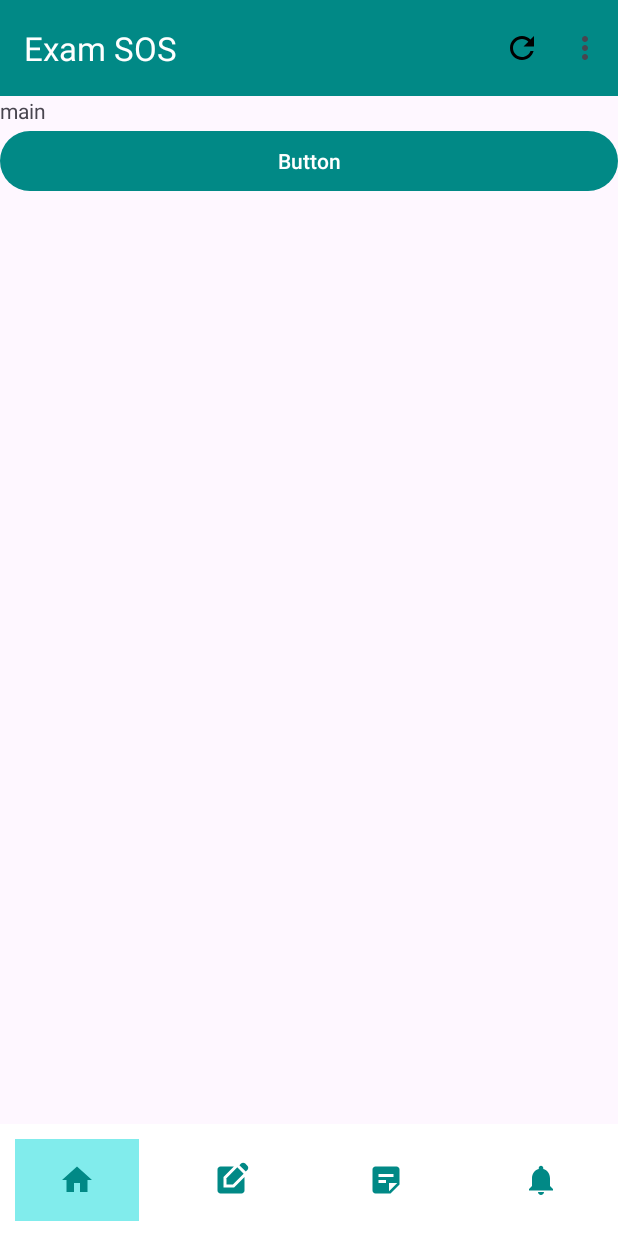
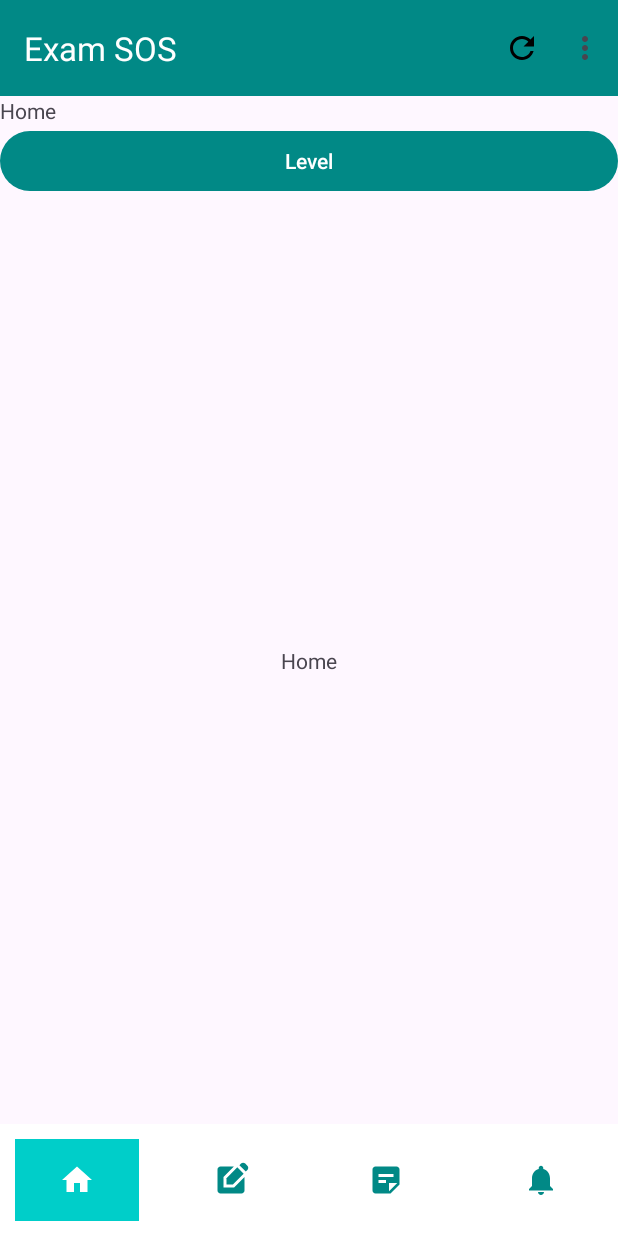
Before and after one commit to rayrayrachel/ExamSOS, an Android app: the screen it shows after launch (MainActivity), on a phone screen of 412 x 824 dp. Run offline under Robolectric (Android 15) with nearby library versions, the phone set to English and light mode, and no system bars.

Commit message:
[UI] Main Page UI

```diff
--- a/app/build.gradle.kts
+++ b/app/build.gradle.kts
@@ -36,13 +36,17 @@ android {
 }
 
 dependencies {
-
+    implementation(libs.androidx.fragment)
+    implementation(libs.androidx.fragment.ktx)
     implementation(libs.androidx.core.ktx)
     implementation(libs.androidx.appcompat)
     implementation(libs.material)
     implementation(libs.androidx.activity)
     implementation(libs.androidx.constraintlayout)
+    implementation(libs.lottie)
+    implementation(libs.glide)
     testImplementation(libs.junit)
     androidTestImplementation(libs.androidx.junit)
     androidTestImplementation(libs.androidx.espresso.core)
+
 }
--- /dev/null
+++ b/app/src/main/java/com/example/examsos/HomeFragment.kt
@@ -0,0 +1,18 @@
+package com.example.examsos
+
+import android.os.Bundle
+import android.view.LayoutInflater
+import android.view.View
+import android.view.ViewGroup
+import androidx.fragment.app.Fragment
+
+class HomeFragment : Fragment() {
+
+    override fun onCreateView(
+        inflater: LayoutInflater, container: ViewGroup?,
+        savedInstanceState: Bundle?
+    ): View? {
+        // Inflate the layout for this fragment
+        return inflater.inflate(R.layout.fragment_home, container, false)
+    }
+}
--- a/app/src/main/java/com/example/examsos/MainActivity.kt
+++ b/app/src/main/java/com/example/examsos/MainActivity.kt
@@ -6,17 +6,25 @@ import android.util.Log
 import android.view.Menu
 import android.view.MenuItem
 import android.widget.Button
+import android.widget.ImageButton
 import androidx.appcompat.app.AppCompatActivity
 import androidx.appcompat.widget.Toolbar
+import androidx.viewpager2.widget.ViewPager2
+import com.example.examsos.adapter.TabsPagerAdapter
 
 /**
  * MainActivity is the entry point of the application.
  * It handles user interactions, displays the main UI,
  * and manages the action bar menu items.
  */
-
 class MainActivity : AppCompatActivity() {
     private val myTag = "RachelsTag"
+
+    // Declare ImageButton variables at the class level
+    private lateinit var homeButton: ImageButton
+    private lateinit var levelsButton: ImageButton
+    private lateinit var notesButton: ImageButton
+    private lateinit var notificationsButton: ImageButton
 
     /**
      * Called when the activity is first created.
@@ -33,14 +41,76 @@ class MainActivity : AppCompatActivity() {
         val mToolbar = findViewById<Toolbar>(R.id.main_toolbar)
         setSupportActionBar(mToolbar)
 
-
         val buttonClick = findViewById<Button>(R.id.button3)
         buttonClick.setOnClickListener {
-            val intent = Intent(this, NotesActivity::class.java)
+            val intent = Intent(this, QuizActivity::class.java)
             startActivity(intent)
         }
 
+        val viewPager = findViewById<ViewPager2>(R.id.viewPager)
+        val adapter = TabsPagerAdapter(this)
+        viewPager.adapter = adapter
+
+        // Initialize the ImageButtons
+        homeButton = findViewById(R.id.nav_home)
+        levelsButton = findViewById(R.id.nav_levels)
+        notesButton = findViewById(R.id.nav_notes)
+        notificationsButton = findViewById(R.id.nav_notifications)
+
+        homeButton.setOnClickListener {
+            viewPager.currentItem = 0 // Set to the first fragment
+        }
+
+        levelsButton.setOnClickListener {
+            viewPager.currentItem = 1 // Set to the second fragment
+        }
+
+        notesButton.setOnClickListener {
+            viewPager.currentItem = 2 // Set to the third fragment
+        }
+
+        notificationsButton.setOnClickListener {
+            viewPager.currentItem = 3 // Set to the fourth fragment
+        }
+
+        // Register the page change callback
+        viewPager.registerOnPageChangeCallback(object : ViewPager2.OnPageChangeCallback() {
+            override fun onPageSelected(position: Int) {
+                updateButtonColors(position)
+            }
+        })
+
         Log.i(myTag, "*** MainActivity: In onCreate")
+    }
+
+    private fun updateButtonColors(selectedPosition: Int) {
+        // Reset all buttons to default color
+        homeButton.setBackgroundColor(getColor(R.color.white))
+        levelsButton.setBackgroundColor(getColor(R.color.white))
+        notesButton.setBackgroundColor(getColor(R.color.white))
+        notificationsButton.setBackgroundColor(getColor(R.color.white))
+        // Reset all button icons to default color
+        homeButton.setColorFilter(getColor(R.color.theme_primary))
+        levelsButton.setColorFilter(getColor(R.color.theme_primary))
+        notesButton.setColorFilter(getColor(R.color.theme_primary))
+        notificationsButton.setColorFilter(getColor(R.color.theme_primary))
+
+        // Change the color of the selected button and icon to teal and white
+        when (selectedPosition) {
+            0 -> {homeButton.setBackgroundColor(getColor(R.color.theme_secondary))
+                homeButton.setColorFilter(getColor(R.color.white))
+            }
+            1 -> {levelsButton.setBackgroundColor(getColor(R.color.theme_secondary))
+                levelsButton.setColorFilter(getColor(R.color.white))
+            }
+            2 -> {notesButton.setBackgroundColor(getColor(R.color.theme_secondary))
+                notesButton.setColorFilter(getColor(R.color.white))
+            }
+            3 -> {notificationsButton.setBackgroundColor(getColor(R.color.theme_secondary))
+                notificationsButton.setColorFilter(getColor(R.color.white))
+            }
+
+        }
     }
 
     /**
@@ -96,7 +166,7 @@ class MainActivity : AppCompatActivity() {
                 intent.addFlags(Intent.FLAG_ACTIVITY_CLEAR_TOP or Intent.FLAG_ACTIVITY_NEW_TASK)
                 startActivity(intent)
                 finish()
-                Log.i(myTag, "Settings clicked")
+                Log.i(myTag, "Logout clicked")
                 true
             }
             else -> super.onOptionsItemSelected(item)
--- /dev/null
+++ b/app/src/main/java/com/example/examsos/adapter/TabsPagerAdapter.kt
@@ -0,0 +1,26 @@
+package com.example.examsos.adapter
+
+import androidx.fragment.app.Fragment
+import androidx.fragment.app.FragmentActivity
+import androidx.viewpager2.adapter.FragmentStateAdapter
+import com.example.examsos.HomeFragment
+import com.example.examsos.LevelFragment
+import com.example.examsos.NotesFragment
+import com.example.examsos.NotificationFragment
+
+class TabsPagerAdapter(activity: FragmentActivity) : FragmentStateAdapter(activity) {
+
+    override fun getItemCount(): Int {
+        return 4
+    }
+
+    override fun createFragment(position: Int): Fragment {
+        return when (position) {
+            0 -> HomeFragment()
+            1 -> LevelFragment()
+            2 -> NotesFragment()
+            3 -> NotificationFragment()
+            else -> HomeFragment()
+        }
+    }
+}
--- a/app/src/main/res/layout/activity_main.xml
+++ b/app/src/main/res/layout/activity_main.xml
@@ -27,22 +27,33 @@
             app:popupTheme="@style/CustomOverflowMenuStyle"
             app:titleTextColor="@android:color/white" />
 
+        <LinearLayout
+            android:layout_width="match_parent"
+            android:layout_height="wrap_content"
+            android:orientation="horizontal"></LinearLayout>
+
         <TextView
             android:id="@+id/textView"
             android:layout_width="match_parent"
             android:layout_height="wrap_content"
-            android:text="main" />
+            android:text="@string/home_page_name" />
 
         <Button
             android:id="@+id/button3"
             android:layout_width="match_parent"
             android:layout_height="wrap_content"
-            android:text="Button" />
+            android:text="@string/level_page_name" />
+
+        <androidx.viewpager2.widget.ViewPager2
+            android:id="@+id/viewPager"
+            android:layout_width="match_parent"
+            android:layout_height="match_parent" />
+
     </LinearLayout>
 
     <include
         android:id="@+id/bottom_navigation"
-        layout="@layout/bottom_navigation"
+        layout="@layout/navigation_main_bottom"
         android:layout_width="match_parent"
         android:layout_height="wrap_content"
         app:layout_constraintBottom_toBottomOf="parent" />
--- /dev/null
+++ b/app/src/main/res/layout/fragment_home.xml
@@ -0,0 +1,18 @@
+<?xml version="1.0" encoding="utf-8"?>
+<androidx.constraintlayout.widget.ConstraintLayout xmlns:android="http://schemas.android.com/apk/res/android"
+    xmlns:app="http://schemas.android.com/apk/res-auto"
+    android:layout_width="match_parent"
+    android:layout_height="match_parent">
+
+
+    <TextView
+        android:layout_width="wrap_content"
+        android:layout_height="wrap_content"
+        android:layout_centerInParent="true"
+        android:text="@string/home_page_name"
+        app:layout_constraintBottom_toBottomOf="parent"
+        app:layout_constraintEnd_toEndOf="parent"
+        app:layout_constraintStart_toStartOf="parent"
+        app:layout_constraintTop_toTopOf="parent" />
+
+</androidx.constraintlayout.widget.ConstraintLayout>
--- a/app/src/main/res/values/strings.xml
+++ b/app/src/main/res/values/strings.xml
@@ -34,5 +34,7 @@
     <!-- Announcement Note Strings -->
     <string name="note_text">Dummy Note</string>
 
+    <string name="blank_fragment"> blank fragment</string>
+
 
 </resources>
```
Also changed, not shown: app/src/main/AndroidManifest.xml (+30 -6 lines), app/src/main/java/com/example/examsos/LevelFragment.kt (added, +18 -0 lines), app/src/main/java/com/example/examsos/NotesFragment.kt (added, +18 -0 lines), app/src/main/java/com/example/examsos/NotificationFragment.kt (added, +18 -0 lines), app/src/main/res/layout/fragment_level.xml (added, +18 -0 lines), app/src/main/res/layout/fragment_notes.xml (added, +18 -0 lines), app/src/main/res/layout/fragment_notification.xml (added, +18 -0 lines), gradle/libs.versions.toml (+7 -0 lines), app/src/main/res/layout/navigation_main_bottom.xml (renamed from app/src/main/res/layout/bottom_navigation.xml).
